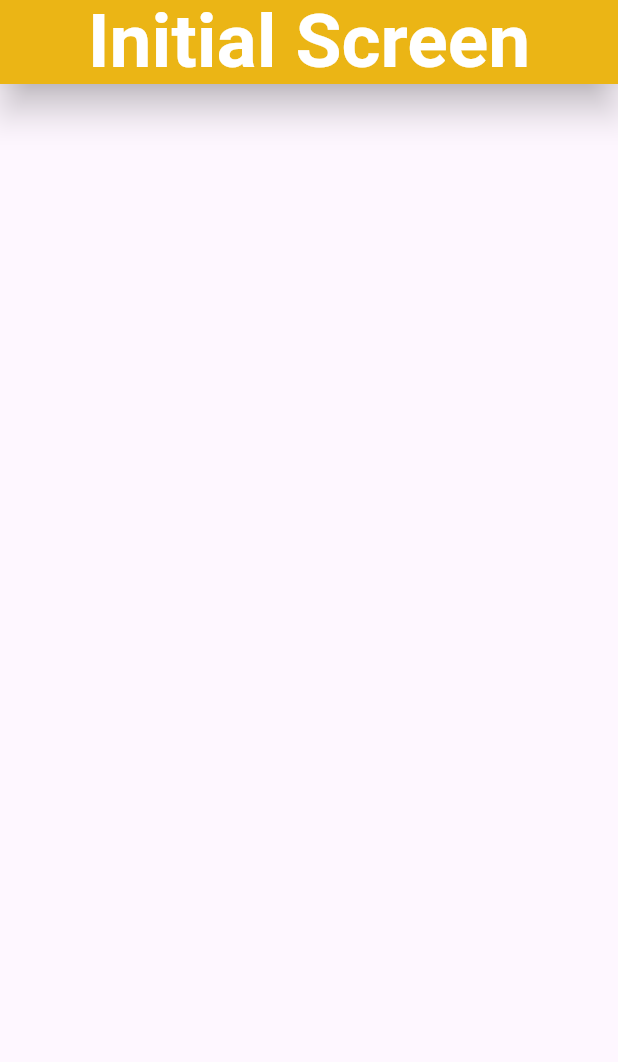
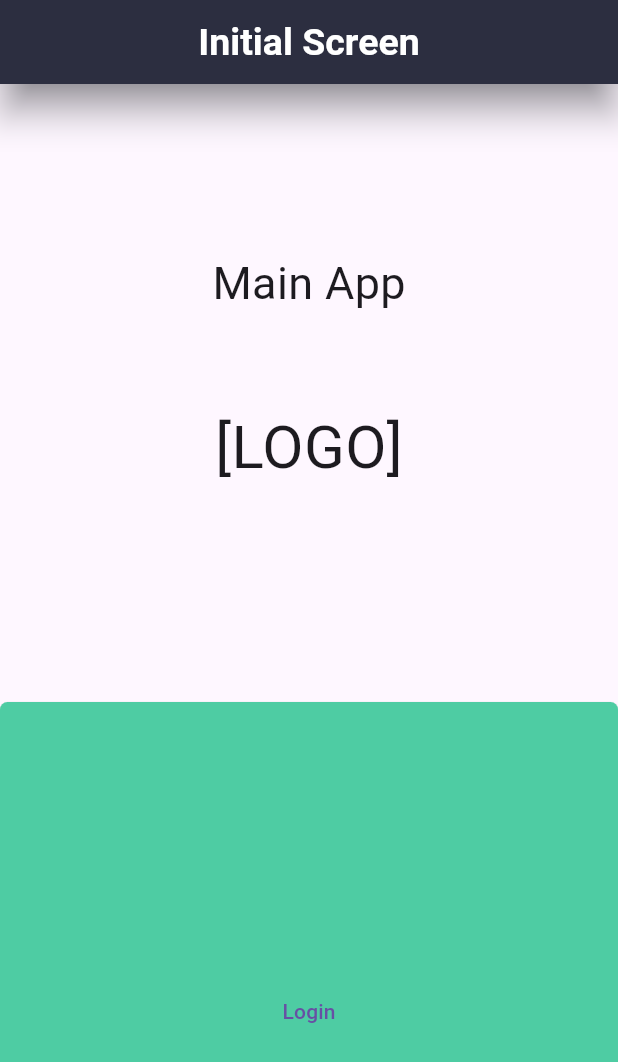
Before and after one commit to Anmol-STRS/aioapp, a Flutter app: the screen it shows after launch, on a phone screen of 412 x 824 dp. Shown: the top 1062 px of the screen. Run offline on Flutter 3.47's test engine with Material 3 defaults, Android fonts, the light colour scheme and no system bars; our stand-ins replace cloud_firestore, firebase_core, google_fonts; accounts and stored records are empty.

Commit message:
Made changes regarding the background colors

```diff
--- a/lib/Pages/InitialScreen.dart
+++ b/lib/Pages/InitialScreen.dart
@@ -1,4 +1,7 @@
+import 'dart:ui';
+
 import 'package:flutter/material.dart';
+import 'package:flutter/widgets.dart';
 import 'package:google_fonts/google_fonts.dart';
 
 class InitialScreen extends StatefulWidget {
@@ -8,6 +11,15 @@ class InitialScreen extends StatefulWidget {
   State<InitialScreen> createState() => _InitialScreenState();
 }
 
+class ColorPalette {
+  static const Color primaryColor = Color(0xFF232931); // Dark blue
+  static const Color secondaryColor = Color(0xFF393E46); // Dark grey
+  static const Color accentColor = Color(0xFF4ECCA3); // Light green
+  static const Color backgroundColor = Color(0xFFEEEEEE); // Light grey
+}
+
+List bgcolors = const [Color(0xFF232931), Color(0xFF393E46), Color(0xFF4ECCA3), Color(0xFFEEEEEE)];
+
 class _InitialScreenState extends State<InitialScreen> {
   @override
   Widget build(BuildContext context) {
@@ -16,14 +28,65 @@ class _InitialScreenState extends State<InitialScreen> {
         title: const Text('Initial Screen'),
         centerTitle: true,
         titleTextStyle: GoogleFonts.roboto(
-          textStyle: const TextStyle(
-            fontSize: 50,
-            fontWeight: FontWeight.bold
+          textStyle: const TextStyle(fontSize: 25, fontWeight: FontWeight.bold),
+        ),
+        backgroundColor: const Color(0xFF232931),
+        elevation: 10,
+        shadowColor: const Color(0xFF393E46),
+      ),
+      body: GridView.count(
+        crossAxisCount: 1,
+        children: [
+          const Column(
+            mainAxisAlignment: MainAxisAlignment.center,
+            children: <Widget>[
+              SizedBox(
+                height: 20,
+              ),
+              Center(child: Text('Main App', style: TextStyle(fontSize: 30))),
+              SizedBox(
+                height: 60,
+              ),
+              Text('[LOGO]', style: TextStyle(fontSize: 40)),
+              SizedBox(
+                height: 50,
+              ),
+            ],
+          ),
+          ElevatedButton(
+            onPressed: () {
+              showDialog(
+                context: context,
+                builder: (context) {
+                  return const AlertDialog(
+                    content: Text('Your content goes here'),
+                  );
+                },
+              );
+            },
+            style: ElevatedButton.styleFrom(
+              backgroundColor: const Color(0xFF4ECCA3),
+              shape: RoundedRectangleBorder(
+                borderRadius: BorderRadius.circular(5.0),
+              ),
+            ),
+            child: const Text('Login'),
+          ),
+          Container(
+        decoration: const BoxDecoration(
+          gradient: LinearGradient(
+            begin: Alignment.topCenter,
+            end: Alignment.bottomCenter,
+            colors: [
+              Color(0xFF232931),
+              Color(0xFF393E46),
+              Color(0xFF4ECCA3),
+              Color(0xFFEEEEEE),
+            ],
           ),
         ),
-        backgroundColor: Colors.amberAccent.shade400,
-        elevation: 10,
-        shadowColor: Colors.black,
+          )
+        ],
       ),
     );
   }
```
